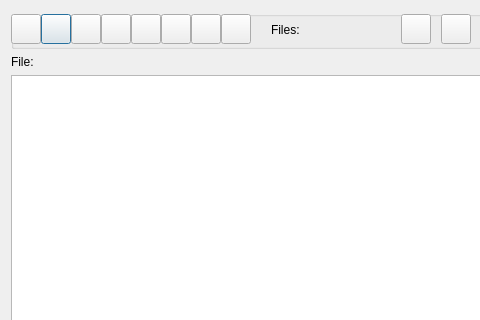
Qt form src/GUI_UIs/ui_dialog_manage_files.ui (ccbogel/QualCoder) before a commit; both pictures show x 0 to 480 and y 0 to 320 of the 805 by 538 pixel window.
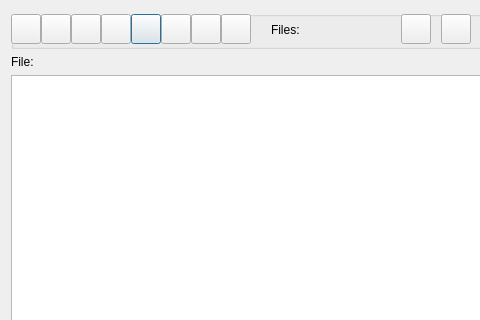
The same form after that commit.

Commit message: changed button ordering

Patch:
```diff
--- a/src/GUI_UIs/ui_dialog_manage_files.ui
+++ b/src/GUI_UIs/ui_dialog_manage_files.ui
@@ -34,7 +34,7 @@
      <widget class="QPushButton" name="pushButton_view">
       <property name="geometry">
        <rect>
-        <x>30</x>
+        <x>120</x>
         <y>3</y>
         <width>30</width>
         <height>30</height>
@@ -50,7 +50,7 @@
      <widget class="QPushButton" name="pushButton_create">
       <property name="geometry">
        <rect>
-        <x>120</x>
+        <x>30</x>
         <y>3</y>
         <width>30</width>
         <height>30</height>
@@ -100,7 +100,7 @@
      <widget class="QPushButton" name="pushButton_import">
       <property name="geometry">
        <rect>
-        <x>60</x>
+        <x>0</x>
         <y>3</y>
         <width>30</width>
         <height>30</height>
@@ -132,7 +132,7 @@
      <widget class="QPushButton" name="pushButton_link">
       <property name="geometry">
        <rect>
-        <x>90</x>
+        <x>60</x>
         <y>3</y>
         <width>30</width>
         <height>30</height>
@@ -309,7 +309,7 @@
      <widget class="QPushButton" name="pushButton_pseudonyms">
       <property name="geometry">
        <rect>
-        <x>0</x>
+        <x>90</x>
         <y>3</y>
         <width>30</width>
         <height>30</height>
```
Left out of the diff: 11 changed lines with no effect on the pictures.
